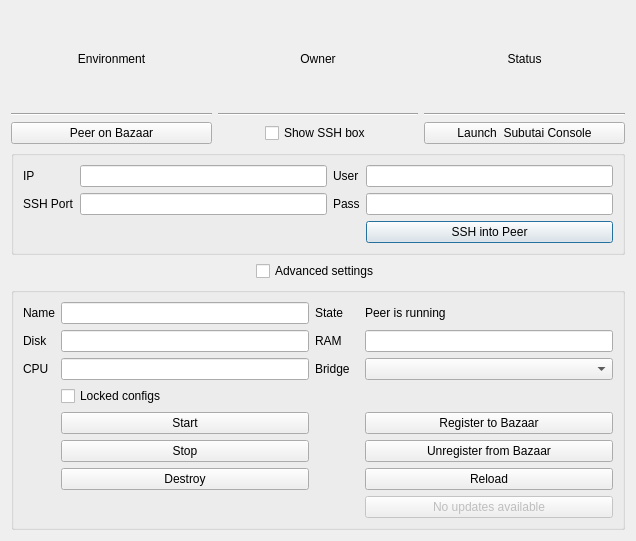
First picture: the form in hub/forms/DlgPeer.ui, repository subutai-io/control-center, before the edit.
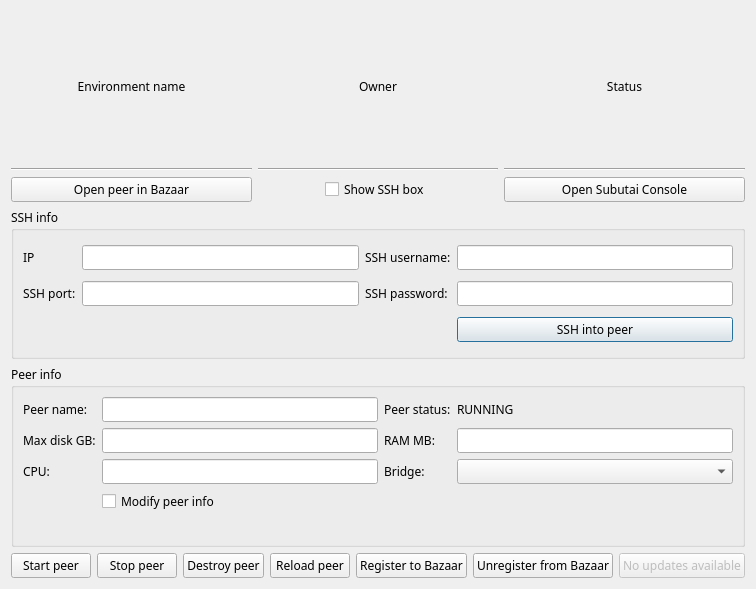
Second picture: the form after the edit.

Commit message: renamed dialog peer

The edit to the form file:
```diff
--- a/hub/forms/DlgPeer.ui
+++ b/hub/forms/DlgPeer.ui
@@ -7,9 +7,14 @@
     <x>0</x>
     <y>0</y>
     <width>636</width>
-    <height>541</height>
+    <height>589</height>
    </rect>
   </property>
+  <property name="font">
+   <font>
+    <family>Linux Biolinum O</family>
+   </font>
+  </property>
   <property name="windowTitle">
    <string>Dialog</string>
   </property>
@@ -20,7 +25,7 @@
    <item row="8" column="1" colspan="3">
     <widget class="QGroupBox" name="gr_ssh">
      <property name="title">
-      <string/>
+      <string>SSH info</string>
      </property>
      <layout class="QGridLayout" name="gridLayout_2">
       <item row="0" column="1">
@@ -32,7 +37,7 @@
       <item row="1" column="0">
        <widget class="QLabel" name="label_2">
         <property name="text">
-         <string>SSH Port</string>
+         <string>SSH port:</string>
         </property>
        </widget>
       </item>
@@ -42,7 +47,7 @@
          <string>User for ssh (Only for the LAN Peers)</string>
         </property>
         <property name="text">
-         <string>User</string>
+         <string>SSH username:</string>
         </property>
        </widget>
       </item>
@@ -55,7 +60,7 @@
          <string>SSH into the Peer</string>
         </property>
         <property name="text">
-         <string>SSH into Peer</string>
+         <string>SSH into peer</string>
         </property>
        </widget>
       </item>
@@ -65,7 +70,7 @@
          <string>Password for ssh (Only for the LAN Peers)</string>
         </property>
         <property name="text">
-         <string>Pass</string>
+         <string>SSH password:</string>
         </property>
        </widget>
       </item>
@@ -91,7 +96,7 @@
       <string>List of environments running on your Peer</string>
      </property>
      <property name="text">
-      <string>Environment</string>
+      <string>Environment name</string>
      </property>
      <property name="alignment">
       <set>Qt::AlignCenter</set>
@@ -131,16 +136,6 @@
    <item row="3" column="2">
     <layout class="QVBoxLayout" name="env_owner"/>
    </item>
-   <item row="9" column="2" alignment="Qt::AlignHCenter">
-    <widget class="QCheckBox" name="show_peer_control">
-     <property name="toolTip">
-      <string>Advanced settings</string>
-     </property>
-     <property name="text">
-      <string>Advanced settings</string>
-     </property>
-    </widget>
-   </item>
    <item row="3" column="1">
     <layout class="QVBoxLayout" name="env_name"/>
    </item>
@@ -150,7 +145,7 @@
       <string>Launch Subutai Console in browser</string>
      </property>
      <property name="text">
-      <string>Launch  Subutai Console</string>
+      <string>Open Subutai Console</string>
      </property>
     </widget>
    </item>
@@ -160,7 +155,7 @@
       <string>Open Peer in the Bazaar</string>
      </property>
      <property name="text">
-      <string>Peer on Bazaar</string>
+      <string>Open peer in Bazaar</string>
      </property>
     </widget>
    </item>
@@ -203,10 +198,10 @@
      </property>
     </widget>
    </item>
-   <item row="10" column="1" colspan="3">
+   <item row="9" column="1" colspan="3">
     <widget class="QGroupBox" name="gr_peer_control">
      <property name="title">
-      <string/>
+      <string>Peer info</string>
      </property>
      <layout class="QGridLayout" name="gridLayout_3">
       <item row="2" column="3">
@@ -218,57 +213,15 @@
          <string>Peer's disk size in GB</string>
         </property>
         <property name="text">
-         <string>Disk</string>
+         <string>Max disk GB:</string>
         </property>
        </widget>
       </item>
       <item row="9" column="3">
-       <layout class="QVBoxLayout" name="verticalLayout_4">
-        <item>
-         <widget class="QPushButton" name="btn_register">
-          <property name="toolTip">
-           <string>Register Peer to your Bazaar account</string>
-          </property>
-          <property name="text">
-           <string>Register to Bazaar</string>
-          </property>
-         </widget>
-        </item>
-        <item>
-         <widget class="QPushButton" name="btn_unregister">
-          <property name="toolTip">
-           <string>Unregister Peer from your Bazaar account</string>
-          </property>
-          <property name="text">
-           <string>Unregister from Bazaar</string>
-          </property>
-         </widget>
-        </item>
-       </layout>
+       <layout class="QVBoxLayout" name="verticalLayout_4"/>
       </item>
       <item row="9" column="1">
-       <layout class="QVBoxLayout" name="verticalLayout_3">
-        <item>
-         <widget class="QPushButton" name="btn_start">
-          <property name="toolTip">
-           <string>Start the Peer</string>
-          </property>
-          <property name="text">
-           <string>Start</string>
-          </property>
-         </widget>
-        </item>
-        <item>
-         <widget class="QPushButton" name="btn_stop">
-          <property name="toolTip">
-           <string>Shut down the Peer</string>
-          </property>
-          <property name="text">
-           <string>Stop</string>
-          </property>
-         </widget>
-        </item>
-       </layout>
+       <layout class="QVBoxLayout" name="verticalLayout_3"/>
       </item>
       <item row="1" column="0">
        <widget class="QLabel" name="lbl_name">
@@ -276,7 +229,7 @@
          <string>Name of the Peer</string>
         </property>
         <property name="text">
-         <string>Name</string>
+         <string>Peer name:</string>
         </property>
        </widget>
       </item>
@@ -286,7 +239,7 @@
          <string>Unlock to change your Peer configurations</string>
         </property>
         <property name="text">
-         <string>Locked configs</string>
+         <string>Modify peer info</string>
         </property>
        </widget>
       </item>
@@ -296,7 +249,7 @@
       <item row="1" column="3">
        <widget class="QLabel" name="le_status">
         <property name="text">
-         <string>Peer is running</string>
+         <string>RUNNING</string>
         </property>
        </widget>
       </item>
@@ -306,7 +259,7 @@
          <string>RAM size of the Peer in MB</string>
         </property>
         <property name="text">
-         <string>RAM</string>
+         <string>RAM MB:</string>
         </property>
        </widget>
       </item>
@@ -316,33 +269,13 @@
       <item row="4" column="3">
        <widget class="QComboBox" name="cmb_bridge"/>
       </item>
-      <item row="10" column="3">
-       <widget class="QPushButton" name="btn_reload">
-        <property name="toolTip">
-         <string>Restart the Peer</string>
-        </property>
-        <property name="text">
-         <string>Reload</string>
-        </property>
-       </widget>
-      </item>
       <item row="4" column="2">
        <widget class="QLabel" name="lbl_bridge">
         <property name="toolTip">
          <string>Bridged interface of the Peer</string>
         </property>
         <property name="text">
-         <string>Bridge</string>
-        </property>
-       </widget>
-      </item>
-      <item row="10" column="1">
-       <widget class="QPushButton" name="btn_destroy">
-        <property name="toolTip">
-         <string>Destroy the Peer from your machine</string>
-        </property>
-        <property name="text">
-         <string>Destroy</string>
+         <string>Bridge:</string>
         </property>
        </widget>
       </item>
@@ -358,7 +291,7 @@
          <string>State of the Peer</string>
         </property>
         <property name="text">
-         <string>State</string>
+         <string>Peer status:</string>
         </property>
        </widget>
       </item>
@@ -371,7 +304,7 @@
          <string>Number of CPU cores of the Peer</string>
         </property>
         <property name="text">
-         <string>CPU</string>
+         <string>CPU:</string>
         </property>
        </widget>
       </item>
@@ -380,6 +313,12 @@
         <property name="enabled">
          <bool>true</bool>
         </property>
+        <property name="sizePolicy">
+         <sizepolicy hsizetype="Expanding" vsizetype="Preferred">
+          <horstretch>0</horstretch>
+          <verstretch>0</verstretch>
+         </sizepolicy>
+        </property>
         <property name="statusTip">
          <string>Updates for PeerOS</string>
         </property>
@@ -388,22 +327,86 @@
         </property>
        </widget>
       </item>
-      <item row="11" column="3">
-       <widget class="QPushButton" name="btn_update_peer">
-        <property name="enabled">
-         <bool>false</bool>
-        </property>
-        <property name="toolTip">
-         <string>No updates for PeerOS</string>
-        </property>
-        <property name="text">
-         <string>No updates available</string>
-        </property>
-       </widget>
-      </item>
      </layout>
     </widget>
    </item>
+   <item row="10" column="1" colspan="3">
+    <layout class="QGridLayout" name="gridLayout_4">
+     <item row="0" column="5">
+      <widget class="QPushButton" name="btn_unregister">
+       <property name="toolTip">
+        <string>Unregister Peer from your Bazaar account</string>
+       </property>
+       <property name="text">
+        <string>Unregister from Bazaar</string>
+       </property>
+      </widget>
+     </item>
+     <item row="0" column="0">
+      <widget class="QPushButton" name="btn_start">
+       <property name="toolTip">
+        <string>Start the Peer</string>
+       </property>
+       <property name="text">
+        <string>Start peer</string>
+       </property>
+      </widget>
+     </item>
+     <item row="0" column="1">
+      <widget class="QPushButton" name="btn_stop">
+       <property name="toolTip">
+        <string>Shut down the Peer</string>
+       </property>
+       <property name="text">
+        <string>Stop peer</string>
+       </property>
+      </widget>
+     </item>
+     <item row="0" column="4">
+      <widget class="QPushButton" name="btn_register">
+       <property name="toolTip">
+        <string>Register Peer to your Bazaar account</string>
+       </property>
+       <property name="text">
+        <string>Register to Bazaar</string>
+       </property>
+      </widget>
+     </item>
+     <item row="0" column="2">
+      <widget class="QPushButton" name="btn_destroy">
+       <property name="toolTip">
+        <string>Destroy the Peer from your machine</string>
+       </property>
+       <property name="text">
+        <string>Destroy peer</string>
+       </property>
+      </widget>
+     </item>
+     <item row="0" column="3">
+      <widget class="QPushButton" name="btn_reload">
+       <property name="toolTip">
+        <string>Restart the Peer</string>
+       </property>
+       <property name="text">
+        <string>Reload peer</string>
+       </property>
+      </widget>
+     </item>
+     <item row="0" column="6">
+      <widget class="QPushButton" name="btn_update_peer">
+       <property name="enabled">
+        <bool>false</bool>
+       </property>
+       <property name="toolTip">
+        <string>No updates for PeerOS</string>
+       </property>
+       <property name="text">
+        <string>No updates available</string>
+       </property>
+      </widget>
+     </item>
+    </layout>
+   </item>
   </layout>
  </widget>
  <resources/>
```
Left out of the diff: 14 changed lines with no effect on the pictures. The commit also changes 1 other file.
